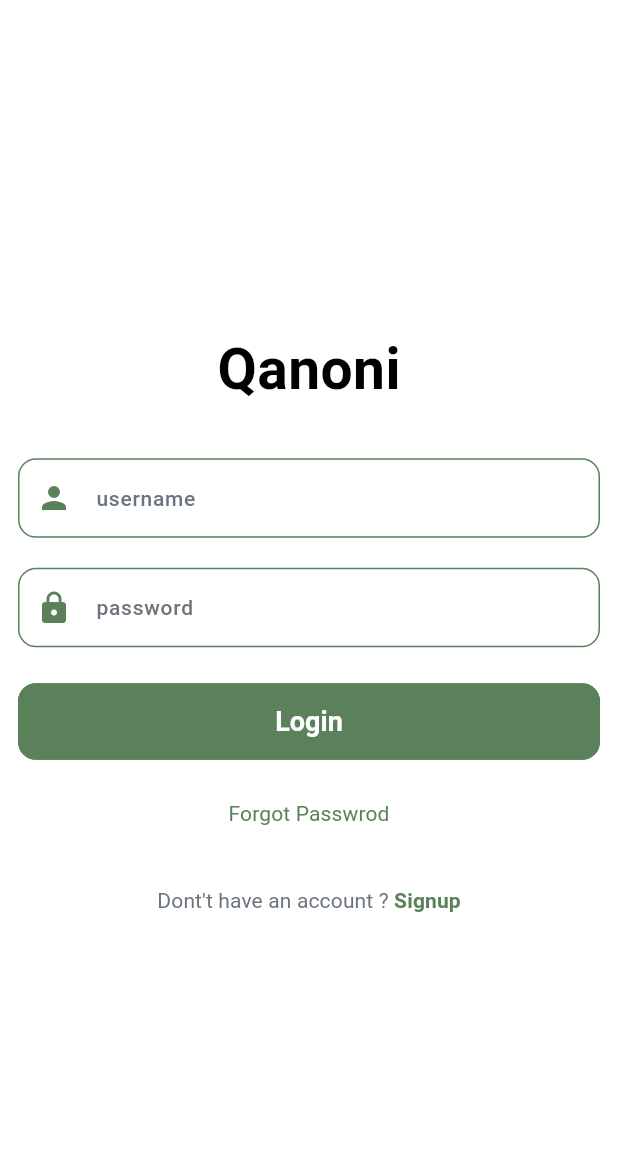
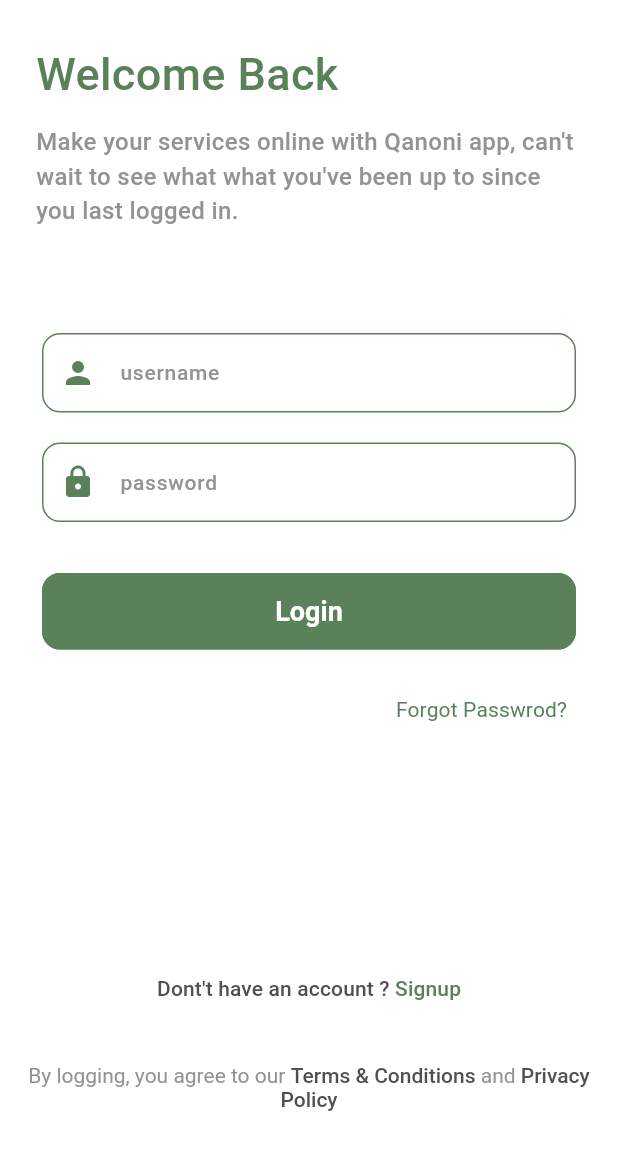
Before and after one commit to mjaber5/Qanoni-App, a Flutter app: the screen it shows after launch, on a phone screen of 412 x 824 dp. Shown: the top 1150 px of the screen. Run offline on Flutter 3.47's test engine with Material 3 defaults, Android fonts, the phone set to English and light mode, and no system bars; our stand-ins replace firebase_core, font_awesome_flutter, go_router, iconsax, salomon_bottom_bar, syncfusion_flutter_datepicker; accounts and stored records are empty; Roboto replaces fonts that are missing (Poppins).

Commit message:
login ui and handling done

```diff
--- a/lib/constant.dart
+++ /dev/null
@@ -1,5 +0,0 @@
-
-import 'package:flutter/material.dart';
-
-const kTransitionDuration = Duration(milliseconds: 250);
-const kSecondaryColor = Color.fromARGB(255, 138, 172, 138);
--- /dev/null
+++ b/lib/core/utils/constants/animation.dart
@@ -0,0 +1,3 @@
+class QAnimation {
+  static const kTransitionDuration = Duration(milliseconds: 250);
+}
--- a/lib/core/utils/constants/text_strings.dart
+++ b/lib/core/utils/constants/text_strings.dart
@@ -9,13 +9,15 @@
   static const String loginUsernameTextFeildHint = "username";
   static const String loginPasswordTextFeildHint = "password";
   static const String loginButton = "Login";
-  static const String loginForgotPassword = "Forgot Passwrod";
+  static const String loginForgotPassword = "Forgot Passwrod?";
   static const String loginTextQuestion = "Dont't have an account ? ";
   static const String loginSignupTextNavigator = "Signup";
   static const String loginConditionText = 'By logging, you agree to our ';
   static const String loginTermsAndConditions = 'Terms & Conditions ';
-  static const String loginAndText = 'and';
+  static const String loginAndText = 'and ';
   static const String loginPrivacyPolicy = 'Privacy Policy';
+  static const String loginAboutApp =
+      'Make your services online with Qanoni app, can\'t wait to see what what you\'ve been up to since you last logged in.';
 
   // -- Signup
   static const String signupTitleView = 'Create Account';
--- a/lib/core/utils/theme/custom_themes/text_theme.dart
+++ b/lib/core/utils/theme/custom_themes/text_theme.dart
@@ -17,7 +17,7 @@
       color: Colors.black,
     ),
     headlineSmall: const TextStyle().copyWith(
-      fontSize: 20,
+      fontSize: 18,
       fontWeight: FontWeight.w600,
       color: Colors.black,
     ),
@@ -57,7 +57,7 @@
       color: Colors.white,
     ),
     headlineSmall: const TextStyle().copyWith(
-      fontSize: 20,
+      fontSize: 18,
       fontWeight: FontWeight.w600,
       color: Colors.white,
     ),
--- a/lib/features/authentication/presentation/views/widgets/login_widgets/login_button.dart
+++ b/lib/features/authentication/presentation/views/widgets/login_widgets/login_button.dart
@@ -1,6 +1,7 @@
 import 'package:flutter/material.dart';
 import 'package:qanoni/core/utils/constants/colors.dart';
 import 'package:qanoni/core/utils/constants/text_strings.dart';
+import 'package:qanoni/core/utils/styles.dart';
 
 class LoginButton extends StatelessWidget {
   const LoginButton({super.key});
@@ -12,7 +13,7 @@
       crossAxisAlignment: CrossAxisAlignment.stretch,
       children: [
         Padding(
-          padding: const EdgeInsets.all(12.0),
+          padding: const EdgeInsets.only(left: 20.0, right: 20.0, top: 14),
           child: ElevatedButton(
             onPressed: () {
               // Todo Navigator Screen
@@ -23,10 +24,7 @@
             ),
             child: const Text(
               QTexts.loginButton,
-              style: TextStyle(
-                fontSize: 18,
-                color: Colors.white,
-              ),
+              style: Styles.textStyle18,
             ),
           ),
         ),
--- /dev/null
+++ b/lib/features/authentication/presentation/views/widgets/login_widgets/login_forgot_password.dart
@@ -0,0 +1,32 @@
+import 'package:flutter/material.dart';
+import 'package:qanoni/core/utils/constants/colors.dart';
+import 'package:qanoni/core/utils/constants/text_strings.dart';
+import 'package:qanoni/core/utils/styles.dart';
+
+class LoginTextForgotPassword extends StatelessWidget {
+  const LoginTextForgotPassword({super.key});
+
+  @override
+  Widget build(BuildContext context) {
+    return Padding(
+      padding: const EdgeInsets.only(right: 14.0, top: 16),
+      child: Column(
+        mainAxisAlignment: MainAxisAlignment.end,
+        crossAxisAlignment: CrossAxisAlignment.end,
+        children: [
+          TextButton(
+            onPressed: () {
+              // ToDo Navigator Forgot password view
+            },
+            child: Text(
+              QTexts.loginForgotPassword,
+              style: Styles.textStyle14.copyWith(
+                color: QColors.secondary,
+              ),
+            ),
+          ),
+        ],
+      ),
+    );
+  }
+}
--- a/lib/features/authentication/presentation/views/widgets/login_widgets/login_logo_text.dart
+++ b/lib/features/authentication/presentation/views/widgets/login_widgets/login_logo_text.dart
@@ -1,25 +1,28 @@
 import 'package:flutter/material.dart';
-import 'package:provider/provider.dart';
+import 'package:qanoni/core/utils/constants/colors.dart';
 import 'package:qanoni/core/utils/constants/text_strings.dart';
-import 'package:qanoni/core/utils/theme/change_theme_notifire.dart';
-import 'package:qanoni/core/utils/theme/custom_themes/text_theme.dart';
+import 'package:qanoni/core/utils/styles.dart';
 
 class LoginLogoText extends StatelessWidget {
   const LoginLogoText({super.key});
 
   @override
   Widget build(BuildContext context) {
-    bool isLight = context.watch<ThemeNotifier>().isLightTheme;
-    return Padding(
-      padding: const EdgeInsets.symmetric(vertical: 20.0),
-      child: Center(
-        child: Text(
-          QTexts.appLogoTitle,
-          style: isLight
-              ? QTextTheme.darkTextTheme.headlineLarge
-              : QTextTheme.lightTextTheme.headlineLarge,
+    return Column(
+      mainAxisAlignment: MainAxisAlignment.start,
+      crossAxisAlignment: CrossAxisAlignment.start,
+      children: [
+        Padding(
+          padding:
+              const EdgeInsets.only(top: 20.0, left: 16, right: 16, bottom: 12),
+          child: Text(
+            QTexts.loginWelcomeBackText,
+            style: Styles.textStyle30.copyWith(
+              color: QColors.secondary,
+            ),
+          ),
         ),
-      ),
+      ],
     );
   }
 }
--- /dev/null
+++ b/lib/features/authentication/presentation/views/widgets/login_widgets/login_text_about_app.dart
@@ -0,0 +1,28 @@
+import 'package:flutter/material.dart';
+import 'package:flutter/widgets.dart';
+import 'package:qanoni/core/utils/constants/colors.dart';
+import 'package:qanoni/core/utils/constants/text_strings.dart';
+import 'package:qanoni/core/utils/styles.dart';
+
+class LoginTextAboutApp extends StatelessWidget {
+  const LoginTextAboutApp({super.key});
+
+  @override
+  Widget build(BuildContext context) {
+    return Padding(
+      padding: const EdgeInsets.only(right: 16, left: 16),
+      child: Column(
+        mainAxisAlignment: MainAxisAlignment.start,
+        crossAxisAlignment: CrossAxisAlignment.start,
+        children: [
+          Text(
+            QTexts.loginAboutApp,
+            style: Styles.textStyle16.copyWith(
+              color: QColors.darkGrey,
+            ),
+          ),
+        ],
+      ),
+    );
+  }
+}
--- /dev/null
+++ b/lib/features/authentication/presentation/views/widgets/login_widgets/login_text_condition.dart
@@ -0,0 +1,47 @@
+import 'package:flutter/material.dart';
+import 'package:qanoni/core/utils/constants/colors.dart';
+import 'package:qanoni/core/utils/constants/text_strings.dart';
+import 'package:qanoni/core/utils/styles.dart';
+
+class LoginTextCondition extends StatelessWidget {
+  const LoginTextCondition({super.key});
+
+  @override
+  Widget build(BuildContext context) {
+    return Padding(
+      padding: const EdgeInsets.all(8.0),
+      child: Center(
+        child: RichText(
+          textAlign: TextAlign.center,
+          text: TextSpan(
+            style: Styles.textStyle14.copyWith(
+              color: QColors.darkGrey,
+            ),
+            children: [
+              const TextSpan(
+                text: QTexts.loginConditionText,
+              ),
+              TextSpan(
+                text: QTexts.loginTermsAndConditions,
+                style: Styles.textStyle14.copyWith(
+                  color: QColors.darkerGrey,
+                  fontWeight: FontWeight.w500,
+                ),
+              ),
+              const TextSpan(
+                text: QTexts.loginAndText,
+              ),
+              TextSpan(
+                text: QTexts.loginPrivacyPolicy,
+                style: Styles.textStyle14.copyWith(
+                  color: QColors.darkerGrey,
+                  fontWeight: FontWeight.w500,
+                ),
+              ),
+            ],
+          ),
+        ),
+      ),
+    );
+  }
+}
--- a/lib/features/authentication/presentation/views/widgets/login_widgets/login_text_feilds.dart
+++ b/lib/features/authentication/presentation/views/widgets/login_widgets/login_text_feilds.dart
@@ -8,7 +8,7 @@
   @override
   Widget build(BuildContext context) {
     return Padding(
-      padding: const EdgeInsets.all(12.0),
+      padding: const EdgeInsets.all(20.0),
       child: Column(
         mainAxisAlignment: MainAxisAlignment.center,
         crossAxisAlignment: CrossAxisAlignment.stretch,
@@ -16,7 +16,7 @@
           TextField(
             decoration: InputDecoration(
               labelText: QTexts.loginUsernameTextFeildHint,
-              labelStyle: const TextStyle(color: QColors.textSecondary),
+              labelStyle: const TextStyle(color: QColors.darkGrey),
               border: const OutlineInputBorder(),
               prefixIcon: const Icon(Icons.person, color: QColors.secondary),
               enabledBorder: OutlineInputBorder(
@@ -32,7 +32,7 @@
           TextField(
             decoration: InputDecoration(
               labelText: QTexts.loginPasswordTextFeildHint,
-              labelStyle: const TextStyle(color: QColors.textSecondary),
+              labelStyle: const TextStyle(color: QColors.darkGrey),
               border: const OutlineInputBorder(),
               prefixIcon: const Icon(Icons.lock, color: QColors.secondary),
               enabledBorder: OutlineInputBorder(
--- a/lib/features/authentication/presentation/views/widgets/login_widgets/login_text_navigator.dart
+++ /dev/null
@@ -1,53 +0,0 @@
-import 'package:flutter/material.dart';
-import 'package:go_router/go_router.dart';
-import 'package:qanoni/core/utils/app_router.dart';
-import 'package:qanoni/core/utils/constants/colors.dart';
-import 'package:qanoni/core/utils/constants/text_strings.dart';
-
-class LoginTextNavigator extends StatelessWidget {
-  const LoginTextNavigator({super.key});
-
-  @override
-  Widget build(BuildContext context) {
-    return Column(
-      children: [
-        TextButton(
-          onPressed: () {
-            // ToDo Navigator Forgot password view
-          },
-          child: const Text(
-            QTexts.loginForgotPassword,
-            style: TextStyle(
-              fontSize: 14,
-              color: QColors.secondary,
-            ),
-          ),
-        ),
-        const SizedBox(height: 10),
-        TextButton(
-          onPressed: () {
-            GoRouter.of(context).pushReplacement(AppRouter.kSignupView);
-          },
-          child: const Text.rich(
-            TextSpan(
-              text: QTexts.loginTextQuestion,
-              style: TextStyle(
-                color: QColors.textSecondary,
-                fontSize: 14,
-              ),
-              children: [
-                TextSpan(
-                  text: QTexts.loginSignupTextNavigator,
-                  style: TextStyle(
-                    color: QColors.secondary,
-                    fontWeight: FontWeight.bold,
-                  ),
-                ),
-              ],
-            ),
-          ),
-        ),
-      ],
-    );
-  }
-}
--- /dev/null
+++ b/lib/features/authentication/presentation/views/widgets/login_widgets/login_text_navigator_signup.dart
@@ -0,0 +1,44 @@
+import 'package:flutter/material.dart';
+import 'package:go_router/go_router.dart';
+import 'package:qanoni/core/utils/app_router.dart';
+import 'package:qanoni/core/utils/constants/colors.dart';
+import 'package:qanoni/core/utils/constants/text_strings.dart';
+import 'package:qanoni/core/utils/styles.dart';
+
+class LoginTextNavigatorSignup extends StatelessWidget {
+  const LoginTextNavigatorSignup({super.key});
+
+  @override
+  Widget build(BuildContext context) {
+    return Padding(
+      padding: const EdgeInsets.all(18.0),
+      child: Column(
+        children: [
+          TextButton(
+            onPressed: () {
+              GoRouter.of(context).pushReplacement(AppRouter.kSignupView);
+            },
+            child: Text.rich(
+              TextSpan(
+                text: QTexts.loginTextQuestion,
+                style: Styles.textStyle14.copyWith(
+                  color: QColors.darkerGrey,
+                  fontWeight: FontWeight.w500,
+                ),
+                children: [
+                  TextSpan(
+                    text: QTexts.loginSignupTextNavigator,
+                    style: Styles.textStyle14.copyWith(
+                      color: QColors.secondary,
+                      fontWeight: FontWeight.w500,
+                    ),
+                  ),
+                ],
+              ),
+            ),
+          ),
+        ],
+      ),
+    );
+  }
+}
--- a/lib/features/authentication/presentation/views/widgets/login_widgets/login_view_body.dart
+++ b/lib/features/authentication/presentation/views/widgets/login_widgets/login_view_body.dart
@@ -1,23 +1,43 @@
 import 'package:flutter/material.dart';
+
 import 'package:qanoni/features/authentication/presentation/views/widgets/login_widgets/login_button.dart';
 import 'package:qanoni/features/authentication/presentation/views/widgets/login_widgets/login_logo_text.dart';
+import 'package:qanoni/features/authentication/presentation/views/widgets/login_widgets/login_text_about_app.dart';
+import 'package:qanoni/features/authentication/presentation/views/widgets/login_widgets/login_text_condition.dart';
 import 'package:qanoni/features/authentication/presentation/views/widgets/login_widgets/login_text_feilds.dart';
-import 'package:qanoni/features/authentication/presentation/views/widgets/login_widgets/login_text_navigator.dart';
+import 'package:qanoni/features/authentication/presentation/views/widgets/login_widgets/login_forgot_password.dart';
+import 'package:qanoni/features/authentication/presentation/views/widgets/login_widgets/login_text_navigator_signup.dart';
 
 class LoginViewBody extends StatelessWidget {
   const LoginViewBody({super.key});
 
   @override
   Widget build(BuildContext context) {
-    return const Column(
-      mainAxisAlignment: MainAxisAlignment.center,
+    return const SafeArea(
+      child: Padding(
+        padding: EdgeInsets.all(8.0),
+        child: SingleChildScrollView(
+          child: Column(
+            mainAxisAlignment: MainAxisAlignment.start,
             crossAxisAlignment: CrossAxisAlignment.stretch,
             children: [
               LoginLogoText(),
+              LoginTextAboutApp(),
+              SizedBox(
+                height: 50,
+              ),
               LoginTextFeilds(),
               LoginButton(),
-        LoginTextNavigator(),
+              LoginTextForgotPassword(),
+              SizedBox(
+                height: 120,
+              ),
+              LoginTextNavigatorSignup(),
+              LoginTextCondition(),
             ],
+          ),
+        ),
+      ),
     );
   }
 }
```
Lines whose indentation alone changed are shown as unchanged.
